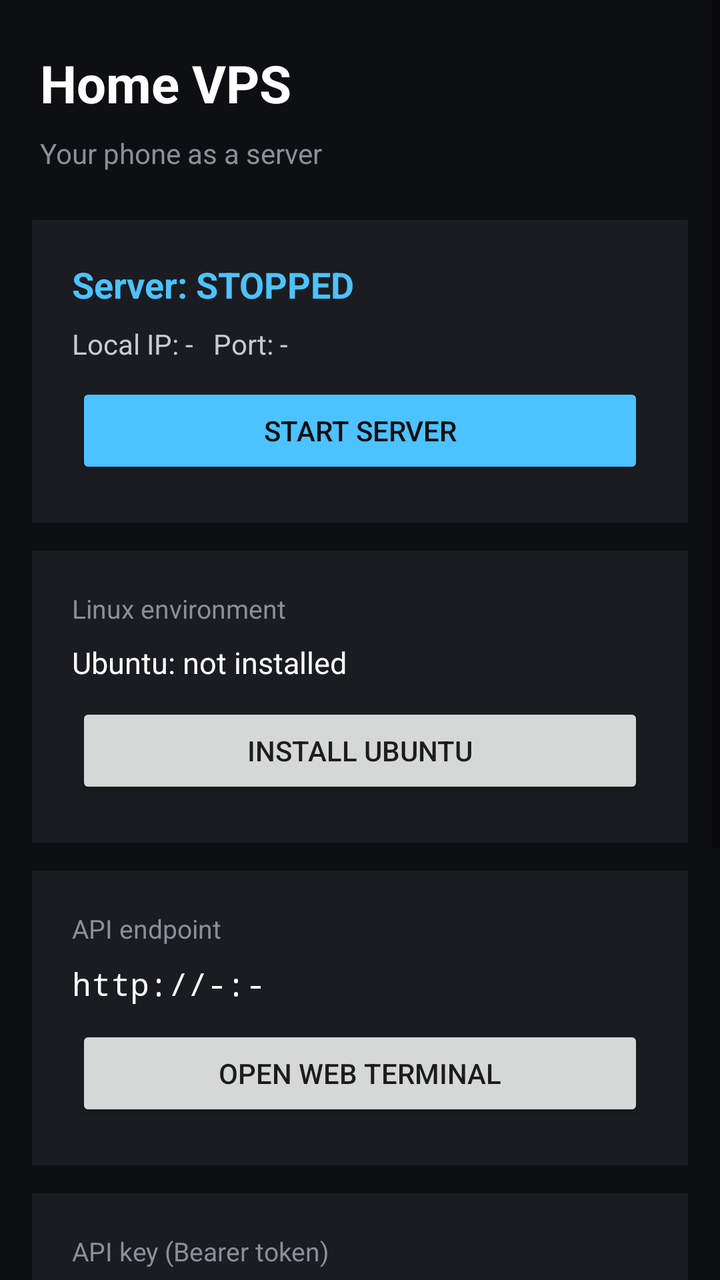
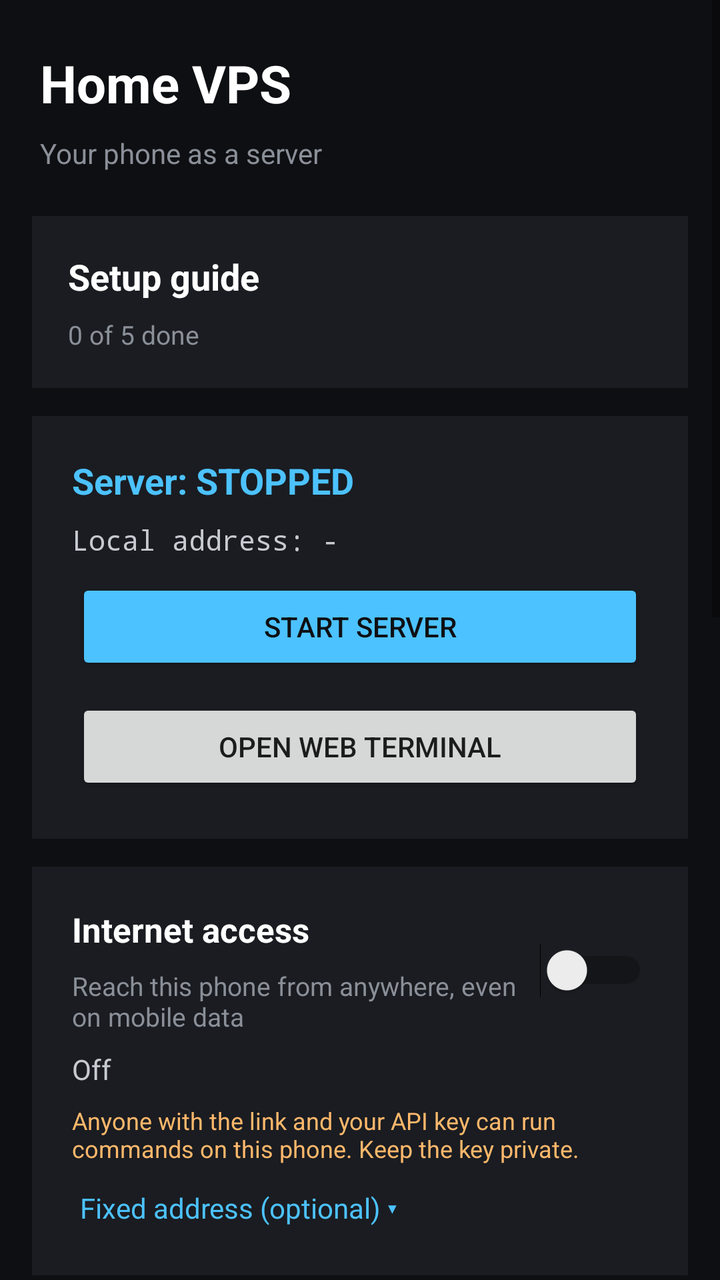

Two renders of the same Android screen: before a commit and after it. Below are the layout's source before the change and the commit's diff.
<!-- AndroidManifest.xml: application theme android:Theme.Material.Light.DarkActionBar -->
<!-- res/layout/activity_main.xml -->
<?xml version="1.0" encoding="utf-8"?>
<ScrollView xmlns:android="http://schemas.android.com/apk/res/android"
    android:layout_width="match_parent"
    android:layout_height="match_parent"
    android:background="#0E0F12"
    android:fillViewport="true">

    <LinearLayout
        android:layout_width="match_parent"
        android:layout_height="wrap_content"
        android:orientation="vertical"
        android:paddingLeft="16dp"
        android:paddingRight="16dp"
        android:paddingTop="20dp"
        android:paddingBottom="28dp">

        <TextView
            android:layout_width="wrap_content"
            android:layout_height="wrap_content"
            android:layout_margin="4dp"
            android:text="Home VPS"
            android:textColor="#FFFFFF"
            android:textSize="26sp"
            android:textStyle="bold" />

        <TextView
            android:layout_width="wrap_content"
            android:layout_height="wrap_content"
            android:layout_margin="4dp"
            android:text="Your phone as a server"
            android:textColor="#8A8F98"
            android:textSize="14sp" />

        
        <LinearLayout
            android:layout_width="match_parent"
            android:layout_height="wrap_content"
            android:layout_marginTop="20dp"
            android:background="#1A1C21"
            android:orientation="vertical"
            android:padding="16dp">

            <TextView
                android:id="@+id/statusText"
                android:layout_width="wrap_content"
                android:layout_height="wrap_content"
                android:layout_margin="4dp"
                android:text="Server: STOPPED"
                android:textColor="#4CC2FF"
                android:textSize="18sp"
                android:textStyle="bold" />

            <TextView
                android:id="@+id/ipText"
                android:layout_width="wrap_content"
                android:layout_height="wrap_content"
                android:layout_margin="4dp"
                android:text="Local IP: -   Port: -"
                android:textColor="#C7CBD1"
                android:textSize="14sp" />

            <Button
                android:id="@+id/toggleButton"
                android:layout_width="match_parent"
                android:layout_height="wrap_content"
                android:layout_margin="6dp"
                android:text="Start server"
                android:textColor="#0E0F12"
                android:backgroundTint="#4CC2FF" />
        </LinearLayout>

        
        <LinearLayout
            android:layout_width="match_parent"
            android:layout_height="wrap_content"
            android:layout_marginTop="14dp"
            android:background="#1A1C21"
            android:orientation="vertical"
            android:padding="16dp">

            <TextView
                android:layout_width="wrap_content"
                android:layout_height="wrap_content"
                android:layout_margin="4dp"
                android:text="Linux environment"
                android:textColor="#8A8F98"
                android:textSize="13sp" />

            <TextView
                android:id="@+id/linuxStatusText"
                android:layout_width="match_parent"
                android:layout_height="wrap_content"
                android:layout_margin="4dp"
                android:text="Ubuntu: not installed"
                android:textColor="#FFFFFF"
                android:textSize="15sp" />

            <Button
                android:id="@+id/installLinuxButton"
                android:layout_width="match_parent"
                android:layout_height="wrap_content"
                android:layout_margin="6dp"
                android:text="Install Ubuntu" />
        </LinearLayout>

        
        <LinearLayout
            android:layout_width="match_parent"
            android:layout_height="wrap_content"
            android:layout_marginTop="14dp"
            android:background="#1A1C21"
            android:orientation="vertical"
            android:padding="16dp">

            <TextView
                android:layout_width="wrap_content"
                android:layout_height="wrap_content"
                android:layout_margin="4dp"
                android:text="API endpoint"
                android:textColor="#8A8F98"
                android:textSize="13sp" />

            <TextView
                android:id="@+id/endpointText"
                android:layout_width="match_parent"
                android:layout_height="wrap_content"
                android:layout_margin="4dp"
                android:text="http://-:-"
                android:textColor="#FFFFFF"
                android:textSize="16sp"
                android:fontFamily="monospace" />

            <Button
                android:id="@+id/terminalButton"
                android:layout_width="match_parent"
                android:layout_height="wrap_content"
                android:layout_margin="6dp"
                android:text="Open web terminal" />
        </LinearLayout>

        
        <LinearLayout
            android:layout_width="match_parent"
            android:layout_height="wrap_content"
            android:layout_marginTop="14dp"
            android:background="#1A1C21"
            android:orientation="vertical"
            android:padding="16dp">

            <TextView
                android:layout_width="wrap_content"
                android:layout_height="wrap_content"
                android:layout_margin="4dp"
                android:text="API key (Bearer token)"
                android:textColor="#8A8F98"
                android:textSize="13sp" />

            <TextView
                android:id="@+id/keyText"
                android:layout_width="match_parent"
                android:layout_height="wrap_content"
                android:layout_margin="4dp"
                android:text="-"
                android:textColor="#FFD479"
                android:textSize="13sp"
                android:fontFamily="monospace" />

            <LinearLayout
                android:layout_width="match_parent"
                android:layout_height="wrap_content"
                android:orientation="horizontal">

                <Button
                    android:id="@+id/copyKeyButton"
                    android:layout_width="0dp"
                    android:layout_height="wrap_content"
                    android:layout_weight="1"
                    android:layout_margin="6dp"
                    android:text="Copy key" />

                <Button
                    android:id="@+id/regenKeyButton"
                    android:layout_width="0dp"
                    android:layout_height="wrap_content"
                    android:layout_weight="1"
                    android:layout_margin="6dp"
                    android:text="Regenerate" />
            </LinearLayout>
        </LinearLayout>

        
        <LinearLayout
            android:layout_width="match_parent"
            android:layout_height="wrap_content"
            android:layout_marginTop="14dp"
            android:background="#1A1C21"
            android:orientation="vertical"
            android:padding="16dp">

            <LinearLayout
                android:layout_width="match_parent"
                android:layout_height="wrap_content"
                android:orientation="horizontal"
                android:gravity="center_vertical">

                <TextView
                    android:layout_width="0dp"
                    android:layout_height="wrap_content"
                    android:layout_weight="1"
                    android:layout_margin="4dp"
                    android:text="Auto-start on reboot"
                    android:textColor="#FFFFFF"
                    android:textSize="15sp" />

                <Switch
                    android:id="@+id/autostartSwitch"
                    android:layout_width="wrap_content"
                    android:layout_height="wrap_content"
                    android:layout_margin="4dp" />
            </LinearLayout>

            <Button
                android:id="@+id/batteryButton"
                android:layout_width="match_parent"
                android:layout_height="wrap_content"
                android:layout_margin="6dp"
                android:text="Allow unrestricted battery" />
        </LinearLayout>

        <TextView
            android:layout_width="match_parent"
            android:layout_height="wrap_content"
            android:layout_margin="6dp"
            android:layout_marginTop="16dp"
            android:text="Tip: on Xiaomi / Realme / Oppo phones, also enable Autostart for this app in the system settings, or the server will not restart after reboot."
            android:textColor="#6B7078"
            android:textSize="12sp" />
    </LinearLayout>
</ScrollView>
<!-- resources referenced by this layout -->
<resources>

</resources>

<!-- the commit's change to res/layout/activity_main.xml (unified diff, before → after) -->
@@ -33,9 +33,44 @@
 
         
         <LinearLayout
-            android:layout_width="match_parent"
-            android:layout_height="wrap_content"
-            android:layout_marginTop="20dp"
+            android:id="@+id/guideCard"
+            android:layout_width="match_parent"
+            android:layout_height="wrap_content"
+            android:layout_marginTop="18dp"
+            android:background="#1A1C21"
+            android:orientation="vertical"
+            android:padding="14dp">
+
+            <TextView
+                android:layout_width="wrap_content"
+                android:layout_height="wrap_content"
+                android:layout_margin="4dp"
+                android:text="Setup guide"
+                android:textColor="#FFFFFF"
+                android:textSize="18sp"
+                android:textStyle="bold" />
+
+            <TextView
+                android:id="@+id/guideProgress"
+                android:layout_width="wrap_content"
+                android:layout_height="wrap_content"
+                android:layout_margin="4dp"
+                android:text="0 of 5 done"
+                android:textColor="#8A8F98"
+                android:textSize="13sp" />
+
+            <LinearLayout
+                android:id="@+id/guideList"
+                android:layout_width="match_parent"
+                android:layout_height="wrap_content"
+                android:orientation="vertical" />
+        </LinearLayout>
+
+        
+        <LinearLayout
+            android:layout_width="match_parent"
+            android:layout_height="wrap_content"
+            android:layout_marginTop="14dp"
             android:background="#1A1C21"
             android:orientation="vertical"
             android:padding="16dp">
@@ -55,9 +90,10 @@
                 android:layout_width="wrap_content"
                 android:layout_height="wrap_content"
                 android:layout_margin="4dp"
-                android:text="Local IP: -   Port: -"
+                android:text="Local address: -"
                 android:textColor="#C7CBD1"
-                android:textSize="14sp" />
+                android:textSize="14sp"
+                android:fontFamily="monospace" />
 
             <Button
                 android:id="@+id/toggleButton"
@@ -67,6 +103,13 @@
                 android:text="Start server"
                 android:textColor="#0E0F12"
                 android:backgroundTint="#4CC2FF" />
+
+            <Button
+                android:id="@+id/terminalButton"
+                android:layout_width="match_parent"
+                android:layout_height="wrap_content"
+                android:layout_margin="6dp"
+                android:text="Open web terminal" />
         </LinearLayout>
 
         
@@ -78,79 +121,195 @@
             android:orientation="vertical"
             android:padding="16dp">
 
-            <TextView
-                android:layout_width="wrap_content"
-                android:layout_height="wrap_content"
-                android:layout_margin="4dp"
-                android:text="Linux environment"
+            <LinearLayout
+                android:layout_width="match_parent"
+                android:layout_height="wrap_content"
+                android:gravity="center_vertical"
+                android:orientation="horizontal">
+
+                <LinearLayout
+                    android:layout_width="0dp"
+                    android:layout_height="wrap_content"
+                    android:layout_weight="1"
+                    android:orientation="vertical">
+
+                    <TextView
+                        android:layout_width="wrap_content"
+                        android:layout_height="wrap_content"
+                        android:layout_margin="4dp"
+                        android:text="Internet access"
+                        android:textColor="#FFFFFF"
+                        android:textSize="17sp"
+                        android:textStyle="bold" />
+
+                    <TextView
+                        android:layout_width="wrap_content"
+                        android:layout_height="wrap_content"
+                        android:layout_margin="4dp"
+                        android:text="Reach this phone from anywhere, even on mobile data"
+                        android:textColor="#8A8F98"
+                        android:textSize="13sp" />
+                </LinearLayout>
+
+                <Switch
+                    android:id="@+id/tunnelSwitch"
+                    android:layout_width="wrap_content"
+                    android:layout_height="wrap_content"
+                    android:layout_margin="4dp" />
+            </LinearLayout>
+
+            <TextView
+                android:id="@+id/tunnelStatusText"
+                android:layout_width="match_parent"
+                android:layout_height="wrap_content"
+                android:layout_margin="4dp"
+                android:text="Off"
+                android:textColor="#C7CBD1"
+                android:textSize="14sp" />
+
+            <TextView
+                android:id="@+id/publicUrlText"
+                android:layout_width="match_parent"
+                android:layout_height="wrap_content"
+                android:layout_margin="4dp"
+                android:fontFamily="monospace"
+                android:text=""
+                android:textColor="#3DDC84"
+                android:textIsSelectable="true"
+                android:textSize="14sp"
+                android:visibility="gone" />
+
+            <LinearLayout
+                android:id="@+id/publicUrlButtons"
+                android:layout_width="match_parent"
+                android:layout_height="wrap_content"
+                android:orientation="horizontal"
+                android:visibility="gone">
+
+                <Button
+                    android:id="@+id/copyUrlButton"
+                    android:layout_width="0dp"
+                    android:layout_height="wrap_content"
+                    android:layout_margin="6dp"
+                    android:layout_weight="1"
+                    android:text="Copy link" />
+
+                <Button
+                    android:id="@+id/openPublicButton"
+                    android:layout_width="0dp"
+                    android:layout_height="wrap_content"
+                    android:layout_margin="6dp"
+                    android:layout_weight="1"
+                    android:text="Open terminal" />
+            </LinearLayout>
+
+            <TextView
+                android:layout_width="match_parent"
+                android:layout_height="wrap_content"
+                android:layout_margin="4dp"
+                android:text="Anyone with the link and your API key can run commands on this phone. Keep the key private."
+                android:textColor="#FFB86B"
+                android:textSize="12sp" />
+
+            <TextView
+                android:id="@+id/advancedToggle"
+                android:layout_width="wrap_content"
+                android:layout_height="wrap_content"
+                android:layout_margin="4dp"
+                android:layout_marginTop="10dp"
+                android:padding="4dp"
+                android:text="Fixed address (optional) ▾"
+                android:textColor="#4CC2FF"
+                android:textSize="14sp" />
+
+            <LinearLayout
+                android:id="@+id/advancedBox"
+                android:layout_width="match_parent"
+                android:layout_height="wrap_content"
+                android:orientation="vertical"
+                android:visibility="gone">
+
+                <TextView
+                    android:layout_width="match_parent"
+                    android:layout_height="wrap_content"
+                    android:layout_margin="4dp"
+                    android:text="Without this, you get a free random link (https://….trycloudflare.com) that changes when the tunnel restarts.\n\nFor a link that never changes: in the Cloudflare dashboard open Zero Trust → Networks → Tunnels → Create a tunnel (Cloudflared). Copy the token, then add a Public Hostname (e.g. vps.yourdomain.com) pointing to http://localhost:8090. Paste both below."
+                    android:textColor="#8A8F98"
+                    android:textSize="12sp" />
+
+                <EditText
+                    android:id="@+id/tokenEdit"
+                    android:layout_width="match_parent"
+                    android:layout_height="wrap_content"
+                    android:layout_margin="4dp"
+                    android:hint="Tunnel token"
+                    android:inputType="textNoSuggestions|textVisiblePassword"
+                    android:singleLine="true"
+                    android:textColor="#FFFFFF"
+                    android:textColorHint="#6B7078"
+                    android:textSize="14sp" />
+
+                <EditText
+                    android:id="@+id/hostnameEdit"
+                    android:layout_width="match_parent"
+                    android:layout_height="wrap_content"
+                    android:layout_margin="4dp"
+                    android:hint="Public hostname, e.g. vps.yourdomain.com"
+                    android:inputType="textUri"
+                    android:singleLine="true"
+                    android:textColor="#FFFFFF"
+                    android:textColorHint="#6B7078"
+                    android:textSize="14sp" />
+
+                <Button
+                    android:id="@+id/saveTunnelButton"
+                    android:layout_width="match_parent"
+                    android:layout_height="wrap_content"
+                    android:layout_margin="6dp"
+                    android:text="Save and reconnect" />
+            </LinearLayout>
+        </LinearLayout>
+
+        
+        <LinearLayout
+            android:layout_width="match_parent"
+            android:layout_height="wrap_content"
+            android:layout_marginTop="14dp"
+            android:background="#1A1C21"
+            android:orientation="vertical"
+            android:padding="16dp">
+
+            <TextView
+                android:layout_width="wrap_content"
+                android:layout_height="wrap_content"
+                android:layout_margin="4dp"
+                android:text="Connect your agent"
+                android:textColor="#FFFFFF"
+                android:textSize="17sp"
+                android:textStyle="bold" />
+
+            <TextView
+                android:layout_width="match_parent"
+                android:layout_height="wrap_content"
+                android:layout_margin="4dp"
+                android:text="Copies the address, API key, endpoints and the tool list. Paste it into your agent settings or system prompt."
                 android:textColor="#8A8F98"
                 android:textSize="13sp" />
 
-            <TextView
-                android:id="@+id/linuxStatusText"
-                android:layout_width="match_parent"
-                android:layout_height="wrap_content"
-                android:layout_margin="4dp"
-                android:text="Ubuntu: not installed"
-                android:textColor="#FFFFFF"
-                android:textSize="15sp" />
-
             <Button
-                android:id="@+id/installLinuxButton"
+                android:id="@+id/copyDetailsButton"
                 android:layout_width="match_parent"
                 android:layout_height="wrap_content"
                 android:layout_margin="6dp"
-                android:text="Install Ubuntu" />
-        </LinearLayout>
-
-        
-        <LinearLayout
-            android:layout_width="match_parent"
-            android:layout_height="wrap_content"
-            android:layout_marginTop="14dp"
-            android:background="#1A1C21"
-            android:orientation="vertical"
-            android:padding="16dp">
-
-            <TextView
-                android:layout_width="wrap_content"
-                android:layout_height="wrap_content"
-                android:layout_margin="4dp"
-                android:text="API endpoint"
-                android:textColor="#8A8F98"
-                android:textSize="13sp" />
-
-            <TextView
-                android:id="@+id/endpointText"
-                android:layout_width="match_parent"
-                android:layout_height="wrap_content"
-                android:layout_margin="4dp"
-                android:text="http://-:-"
-                android:textColor="#FFFFFF"
-                android:textSize="16sp"
-                android:fontFamily="monospace" />
-
-            <Button
-                android:id="@+id/terminalButton"
-                android:layout_width="match_parent"
-                android:layout_height="wrap_content"
-                android:layout_margin="6dp"
-                android:text="Open web terminal" />
-        </LinearLayout>
-
-        
-        <LinearLayout
-            android:layout_width="match_parent"
-            android:layout_height="wrap_content"
-            android:layout_marginTop="14dp"
-            android:background="#1A1C21"
-            android:orientation="vertical"
-            android:padding="16dp">
-
-            <TextView
-                android:layout_width="wrap_content"
-                android:layout_height="wrap_content"
-                android:layout_margin="4dp"
+                android:text="Copy connection details"
+                android:textColor="#06210F"
+                android:backgroundTint="#3DDC84" />
+
+            <TextView
+                android:layout_width="wrap_content"
+                android:layout_height="wrap_content"
+                android:layout_margin="4dp"
+                android:layout_marginTop="10dp"
                 android:text="API key (Bearer token)"
                 android:textColor="#8A8F98"
                 android:textSize="13sp" />
@@ -160,10 +319,11 @@
                 android:layout_width="match_parent"
                 android:layout_height="wrap_content"
                 android:layout_margin="4dp"
+                android:fontFamily="monospace"
                 android:text="-"
                 android:textColor="#FFD479"
-                android:textSize="13sp"
-                android:fontFamily="monospace" />
+                android:textIsSelectable="true"
+                android:textSize="13sp" />
 
             <LinearLayout
                 android:layout_width="match_parent"
@@ -174,17 +334,17 @@
                     android:id="@+id/copyKeyButton"
                     android:layout_width="0dp"
                     android:layout_height="wrap_content"
-                    android:layout_weight="1"
                     android:layout_margin="6dp"
+                    android:layout_weight="1"
                     android:text="Copy key" />
 
                 <Button
                     android:id="@+id/regenKeyButton"
                     android:layout_width="0dp"
                     android:layout_height="wrap_content"
-                    android:layout_weight="1"
                     android:layout_margin="6dp"
-                    android:text="Regenerate" />
+                    android:layout_weight="1"
+                    android:text="New key" />
             </LinearLayout>
         </LinearLayout>
 
@@ -197,18 +357,53 @@
             android:orientation="vertical"
             android:padding="16dp">
 
-            <LinearLayout
-                android:layout_width="match_parent"
-                android:layout_height="wrap_content"
-                android:orientation="horizontal"
-                android:gravity="center_vertical">
+            <TextView
+                android:layout_width="wrap_content"
+                android:layout_height="wrap_content"
+                android:layout_margin="4dp"
+                android:text="Linux (Ubuntu)"
+                android:textColor="#FFFFFF"
+                android:textSize="17sp"
+                android:textStyle="bold" />
+
+            <TextView
+                android:id="@+id/linuxStatusText"
+                android:layout_width="match_parent"
+                android:layout_height="wrap_content"
+                android:layout_margin="4dp"
+                android:text="Not installed"
+                android:textColor="#C7CBD1"
+                android:textSize="14sp" />
+
+            <Button
+                android:id="@+id/installLinuxButton"
+                android:layout_width="match_parent"
+                android:layout_height="wrap_content"
+                android:layout_margin="6dp"
+                android:text="Install Ubuntu" />
+        </LinearLayout>
+
+        
+        <LinearLayout
+            android:layout_width="match_parent"
+            android:layout_height="wrap_content"
+            android:layout_marginTop="14dp"
+            android:background="#1A1C21"
+            android:orientation="vertical"
+            android:padding="16dp">
+
+            <LinearLayout
+                android:layout_width="match_parent"
+                android:layout_height="wrap_content"
+                android:gravity="center_vertical"
+                android:orientation="horizontal">
 
                 <TextView
                     android:layout_width="0dp"
                     android:layout_height="wrap_content"
-                    android:layout_weight="1"
                     android:layout_margin="4dp"
-                    android:text="Auto-start on reboot"
+                    android:layout_weight="1"
+                    android:text="Start automatically after reboot"
                     android:textColor="#FFFFFF"
                     android:textSize="15sp" />
 
@@ -225,15 +420,14 @@
                 android:layout_height="wrap_content"
                 android:layout_margin="6dp"
                 android:text="Allow unrestricted battery" />
-        </LinearLayout>
-
-        <TextView
-            android:layout_width="match_parent"
-            android:layout_height="wrap_content"
-            android:layout_margin="6dp"
-            android:layout_marginTop="16dp"
-            android:text="Tip: on Xiaomi / Realme / Oppo phones, also enable Autostart for this app in the system settings, or the server will not restart after reboot."
-            android:textColor="#6B7078"
-            android:textSize="12sp" />
+
+            <TextView
+                android:layout_width="match_parent"
+                android:layout_height="wrap_content"
+                android:layout_margin="4dp"
+                android:text="On Xiaomi, Realme, Oppo and Vivo phones also turn on Autostart for this app in the phone settings, or Android may stop the server."
+                android:textColor="#6B7078"
+                android:textSize="12sp" />
+        </LinearLayout>
     </LinearLayout>
 </ScrollView>
